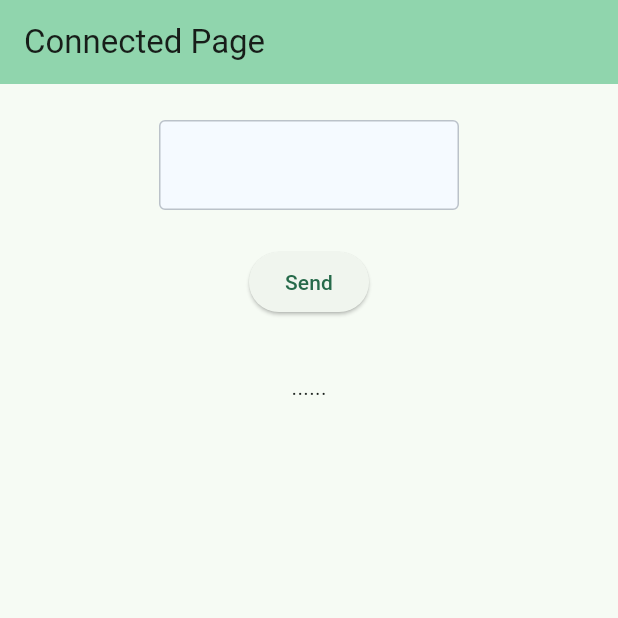
After one commit to Luckychips/ble_tutorial, a Flutter app: the ConnectedPage screen opened directly, after a tap on "Send", on a phone screen of 412 x 824 dp, the top half of it. The commit adds this screen. Run offline on Flutter 3.47's test engine with Material 3 defaults, Android fonts, the phone set to English and light mode, and no system bars; our stand-ins replace flutter_blue_plus, loading_indicator, permission_handler; statements that could not run were skipped.

Commit message:
장치 연결 이후 send/receive 화면 추가

```diff
--- /dev/null
+++ b/lib/pages/connected_page.dart
@@ -0,0 +1,125 @@
+// core
+import 'dart:async';
+import 'dart:convert';
+// lib
+import 'package:flutter_blue_plus/flutter_blue_plus.dart';
+import 'package:flutter/material.dart';
+import 'package:provider/provider.dart';
+// this
+import 'package:ble_tutorial/states/providers/bluetooth_model.dart';
+
+class ConnectedPage extends StatefulWidget {
+  const ConnectedPage({super.key});
+
+  @override
+  State<ConnectedPage> createState() => _ConnectedPageState();
+}
+
+class _ConnectedPageState extends State<ConnectedPage> {
+  static const String suid = '6E400001-B5A3-F393-E0A9-E50E24DCCA9E'; // nordic uart service uuid
+
+  late BluetoothDevice _device;
+  late StreamSubscription<BluetoothConnectionState> _connectionStateSubscription;
+  late StreamSubscription<List<int>> _lastValueSubscription;
+
+  final _cmdController = TextEditingController();
+  String _text = '......';
+
+  @override
+  void initState() {
+    super.initState();
+    _device = context.read<BluetoothModel>().device;
+    _connectionStateSubscription = _device.connectionState.listen((state) async {
+      if (state == BluetoothConnectionState.connected) {
+        Future.delayed(const Duration(milliseconds: 1500), () async {
+          BluetoothService? service;
+          for (var x in await _device.discoverServices()) {
+            if (x.uuid.toString().toUpperCase() == suid) {
+              service = x;
+              break;
+            }
+          }
+
+          List<BluetoothCharacteristic> characteristics = service!.characteristics;
+          characteristics[1].setNotifyValue(true);
+          _lastValueSubscription = characteristics[1].lastValueStream.listen((value) {
+            String converted = utf8.decode(value).trimRight();
+            if (mounted && converted.isNotEmpty) {
+              setState(() { _text = converted; });
+            }
+          });
+
+          _device.cancelWhenDisconnected(_lastValueSubscription);
+        });
+      }
+
+      if (state == BluetoothConnectionState.disconnected) {
+        print('disconnected');
+      }
+    });
+  }
+
+  @override
+  void dispose() {
+    super.dispose();
+    _connectionStateSubscription.cancel();
+    _lastValueSubscription.cancel();
+  }
+
+  void toListen() {
+    Future.delayed(const Duration(milliseconds: 500), () async {
+      BluetoothService? service;
+      for (var x in await _device.discoverServices()) {
+        if (x.uuid.toString().toUpperCase() == suid) {
+          service = x;
+          break;
+        }
+      }
+
+      List<BluetoothCharacteristic> characteristics = service!.characteristics;
+      await characteristics[0].write(utf8.encode('${_cmdController.text}@'), withoutResponse: characteristics[0].properties.writeWithoutResponse);
+    });
+  }
+
+  @override
+  Widget build(BuildContext context) {
+    return Scaffold(
+      appBar: AppBar(
+        backgroundColor: Theme.of(context).colorScheme.inversePrimary,
+        title: const Text('Connected Page', textAlign: TextAlign.center),
+      ),
+      body: Center(
+        child: Column(
+          children: [
+            const SizedBox(height: 24),
+            SizedBox(
+              width: 200,
+              height: 60,
+              child: TextField(
+                controller: _cmdController,
+                textInputAction: TextInputAction.done,
+                cursorColor: Colors.transparent,
+                textAlign: TextAlign.center,
+                decoration: const InputDecoration(
+                  filled: true,
+                  fillColor: Color(0xffF5FAFF),
+                  enabledBorder: OutlineInputBorder(borderSide: BorderSide(color: Color(0xffBBC2C9), width: 1.0)),
+                  focusedBorder: OutlineInputBorder(borderSide: BorderSide(color: Color(0xff00DCA0))),
+                  contentPadding: EdgeInsets.all(30),
+                ),
+                onSubmitted: (_) {},
+              ),
+            ),
+            const SizedBox(height: 24),
+            ElevatedButton(
+              onPressed: toListen,
+              child: const Text('Send'),
+            ),
+            const SizedBox(height: 36),
+            Text(_text),
+          ],
+        ),
+      ),
+    );
+  }
+}
--- /dev/null
+++ b/lib/states/providers/bluetooth_model.dart
@@ -0,0 +1,13 @@
+import 'package:flutter/material.dart';
+import 'package:flutter_blue_plus/flutter_blue_plus.dart';
+
+class BluetoothModel with ChangeNotifier {
+  late BluetoothDevice _device;
+
+  BluetoothDevice get device => _device;
+
+  set device(BluetoothDevice d) {
+    _device = d;
+    notifyListeners();
+  }
+}
--- a/pubspec.yaml
+++ b/pubspec.yaml
@@ -1,5 +1,5 @@
 name: ble_tutorial
-description: "A new Flutter project."
+description: "Bluetooth Tutorial"
 # The following line prevents the package from being accidentally published to
 # pub.dev using `flutter pub publish`. This is preferred for private packages.
 publish_to: 'none' # Remove this line if you wish to publish to pub.dev
@@ -16,7 +16,7 @@ publish_to: 'none' # Remove this line if you wish to publish to pub.dev
 # https://developer.apple.com/library/archive/documentation/General/Reference/InfoPlistKeyReference/Articles/CoreFoundationKeys.html
 # In Windows, build-name is used as the major, minor, and patch parts
 # of the product and file versions while build-number is used as the build suffix.
-version: 1.0.0+1
+version: 0.0.2
 
 environment:
   sdk: ^3.5.1
@@ -38,6 +38,7 @@ dependencies:
   flutter_blue_plus: ^1.35.3
   permission_handler: ^11.4.0
   loading_indicator: ^3.1.1
+  provider: ^6.1.5
 
 dev_dependencies:
   flutter_test:
```
Also changed, not shown: lib/main.dart (+13 -6 lines), lib/pages/scan_page.dart (+59 -18 lines), lib/pages/screen_page.dart (+7 -4 lines), pubspec.lock (deleted), 1 other file.
